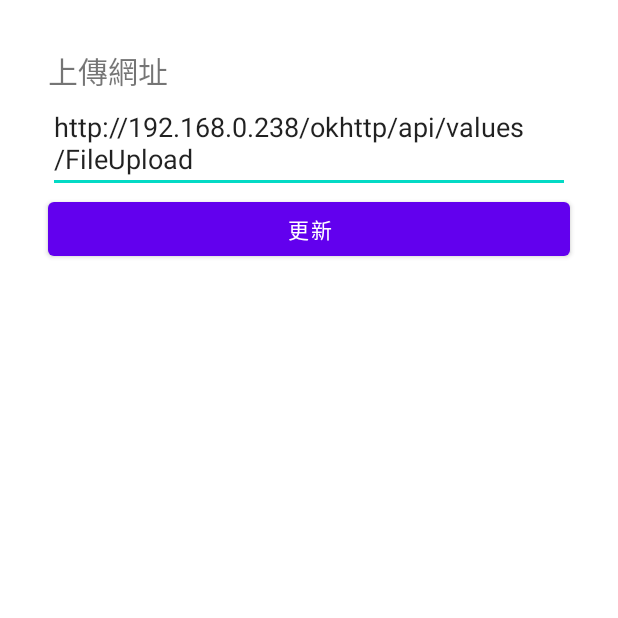
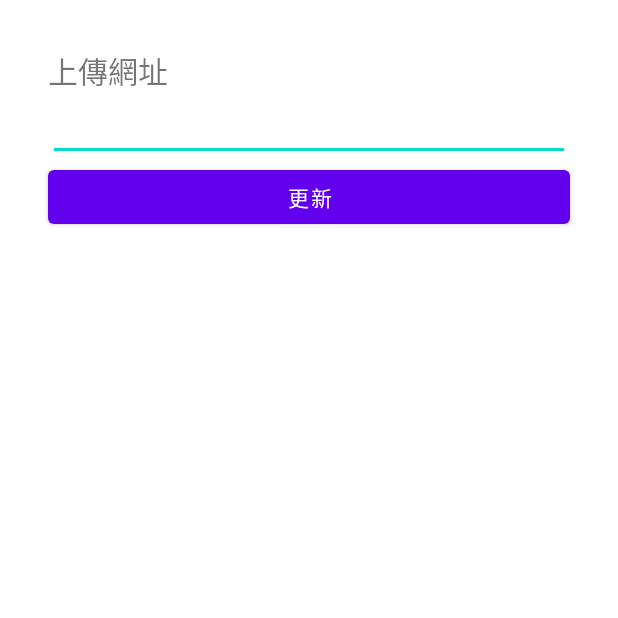
Before and after one commit to SimonChungGitHub/Reader, an Android app: the SettingsActivity screen opened directly, with no data from a screen before it, on a phone screen of 412 x 824 dp, the top half of it. Run offline under Robolectric (Android 15) with nearby library versions, the phone set to English and light mode, and no system bars.

Commit message:
add SettingsActivity

```diff
--- a/app/src/main/java/com/simon/reader/PictureActivity.java
+++ b/app/src/main/java/com/simon/reader/PictureActivity.java
@@ -117,6 +117,12 @@ public class PictureActivity extends AppCompatActivity {
         GridView gridView = findViewById(R.id.gridview);
         gridView.setNumColumns(columns);
         gridView.setAdapter(adapter);
+    }
+
+    @Override
+    protected void onNewIntent(Intent intent) {
+        super.onNewIntent(intent);
+        url = preferences.getString("url", "");
     }
 
     @Override
--- a/app/src/main/java/com/simon/reader/SettingsActivity.java
+++ b/app/src/main/java/com/simon/reader/SettingsActivity.java
@@ -51,9 +51,10 @@ public class SettingsActivity extends AppCompatActivity {
         setContentView(R.layout.activity_settings);
         preferences = PreferenceManager.getDefaultSharedPreferences(this);
 
+
+        Button updateUrl = findViewById(R.id.settings_update_url);
         TextView url = findViewById(R.id.settings_url);
-        Button updateUrl = findViewById(R.id.settings_update_url);
-
+        url.setText(preferences.getString("url", ""));
         url.setOnFocusChangeListener((v, hasFocus) -> {
             if (hasFocus) {
                 updateUrl.setVisibility(View.VISIBLE);
```
